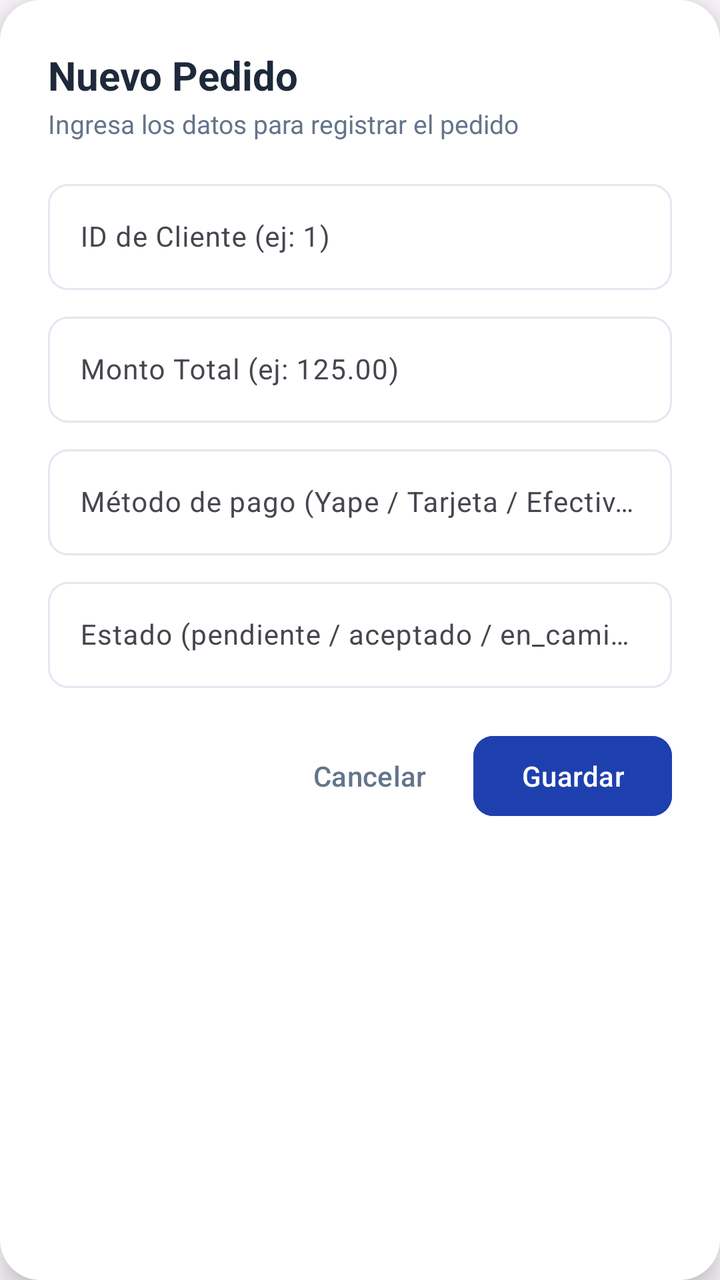
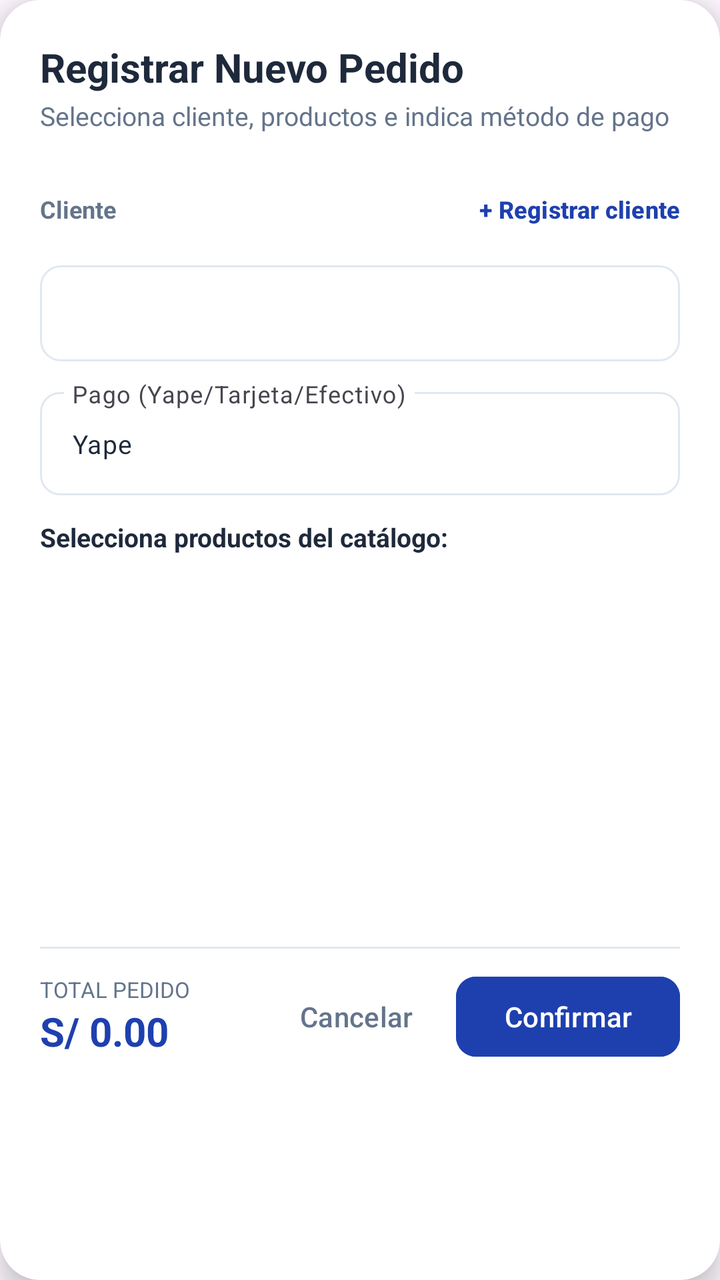

An Android layout rendered at two revisions. The XML below is the earlier revision; the diff shows what the commit changed to produce the second picture.
<!-- AndroidManifest.xml: application theme Theme.Adisanappandroid -->
<!-- res/layout/dialog_pedido.xml -->
<?xml version="1.0" encoding="utf-8"?>
<com.google.android.material.card.MaterialCardView xmlns:android="http://schemas.android.com/apk/res/android"
    xmlns:app="http://schemas.android.com/apk/res-auto"
    android:layout_width="match_parent"
    android:layout_height="wrap_content"
    app:cardBackgroundColor="@color/white"
    app:cardCornerRadius="20dp"
    app:cardElevation="8dp"
    app:strokeWidth="0dp">

    <LinearLayout
        android:layout_width="match_parent"
        android:layout_height="wrap_content"
        android:orientation="vertical"
        android:padding="24dp">

        <TextView
            android:id="@+id/tvDialogTitlePedido"
            android:layout_width="wrap_content"
            android:layout_height="wrap_content"
            android:text="Nuevo Pedido"
            android:textColor="@color/text_primary"
            android:textSize="20sp"
            android:textStyle="bold" />

        <TextView
            android:id="@+id/tvDialogSubtitlePedido"
            android:layout_width="wrap_content"
            android:layout_height="wrap_content"
            android:layout_marginTop="2dp"
            android:text="Ingresa los datos para registrar el pedido"
            android:textColor="@color/text_secondary"
            android:textSize="13sp" />

        
        <com.google.android.material.textfield.TextInputLayout
            android:id="@+id/tilCliente"
            style="@style/Widget.Material3.TextInputLayout.OutlinedBox"
            android:layout_width="match_parent"
            android:layout_height="wrap_content"
            android:layout_marginTop="16dp"
            app:boxCornerRadiusBottomEnd="10dp"
            app:boxCornerRadiusBottomStart="10dp"
            app:boxCornerRadiusTopEnd="10dp"
            app:boxCornerRadiusTopStart="10dp"
            app:boxStrokeColor="@color/input_stroke_color">

            <com.google.android.material.textfield.TextInputEditText
                android:id="@+id/etClienteId"
                android:layout_width="match_parent"
                android:layout_height="wrap_content"
                android:hint="ID de Cliente (ej: 1)"
                android:inputType="number"
                android:maxLines="1"
                android:textColor="@color/text_primary"
                android:textSize="14sp" />
        </com.google.android.material.textfield.TextInputLayout>

        
        <com.google.android.material.textfield.TextInputLayout
            android:id="@+id/tilTotal"
            style="@style/Widget.Material3.TextInputLayout.OutlinedBox"
            android:layout_width="match_parent"
            android:layout_height="wrap_content"
            android:layout_marginTop="8dp"
            app:boxCornerRadiusBottomEnd="10dp"
            app:boxCornerRadiusBottomStart="10dp"
            app:boxCornerRadiusTopEnd="10dp"
            app:boxCornerRadiusTopStart="10dp"
            app:boxStrokeColor="@color/input_stroke_color">

            <com.google.android.material.textfield.TextInputEditText
                android:id="@+id/etTotalPedido"
                android:layout_width="match_parent"
                android:layout_height="wrap_content"
                android:hint="Monto Total (ej: 125.00)"
                android:inputType="numberDecimal"
                android:maxLines="1"
                android:textColor="@color/text_primary"
                android:textSize="14sp" />
        </com.google.android.material.textfield.TextInputLayout>

        
        <com.google.android.material.textfield.TextInputLayout
            android:id="@+id/tilMetodoPago"
            style="@style/Widget.Material3.TextInputLayout.OutlinedBox"
            android:layout_width="match_parent"
            android:layout_height="wrap_content"
            android:layout_marginTop="8dp"
            app:boxCornerRadiusBottomEnd="10dp"
            app:boxCornerRadiusBottomStart="10dp"
            app:boxCornerRadiusTopEnd="10dp"
            app:boxCornerRadiusTopStart="10dp"
            app:boxStrokeColor="@color/input_stroke_color">

            <com.google.android.material.textfield.TextInputEditText
                android:id="@+id/etMetodoPago"
                android:layout_width="match_parent"
                android:layout_height="wrap_content"
                android:hint="Método de pago (Yape / Tarjeta / Efectivo)"
                android:inputType="text"
                android:maxLines="1"
                android:textColor="@color/text_primary"
                android:textSize="14sp" />
        </com.google.android.material.textfield.TextInputLayout>

        
        <com.google.android.material.textfield.TextInputLayout
            android:id="@+id/tilEstadoPedido"
            style="@style/Widget.Material3.TextInputLayout.OutlinedBox"
            android:layout_width="match_parent"
            android:layout_height="wrap_content"
            android:layout_marginTop="8dp"
            app:boxCornerRadiusBottomEnd="10dp"
            app:boxCornerRadiusBottomStart="10dp"
            app:boxCornerRadiusTopEnd="10dp"
            app:boxCornerRadiusTopStart="10dp"
            app:boxStrokeColor="@color/input_stroke_color">

            <com.google.android.material.textfield.TextInputEditText
                android:id="@+id/etEstadoPedido"
                android:layout_width="match_parent"
                android:layout_height="wrap_content"
                android:hint="Estado (pendiente / aceptado / en_camino / entregado)"
                android:inputType="text"
                android:maxLines="1"
                android:textColor="@color/text_primary"
                android:textSize="14sp" />
        </com.google.android.material.textfield.TextInputLayout>

        
        <LinearLayout
            android:layout_width="match_parent"
            android:layout_height="wrap_content"
            android:layout_marginTop="20dp"
            android:gravity="end"
            android:orientation="horizontal">

            <com.google.android.material.button.MaterialButton
                android:id="@+id/btnCancelarDialogPedido"
                style="@style/Widget.Material3.Button.TextButton"
                android:layout_width="wrap_content"
                android:layout_height="wrap_content"
                android:layout_marginEnd="8dp"
                android:text="Cancelar"
                android:textColor="@color/text_secondary" />

            <com.google.android.material.button.MaterialButton
                android:id="@+id/btnGuardarDialogPedido"
                android:layout_width="wrap_content"
                android:layout_height="wrap_content"
                android:backgroundTint="@color/blue_primary"
                android:text="Guardar"
                android:textColor="@color/white"
                app:cornerRadius="10dp" />

        </LinearLayout>

    </LinearLayout>

</com.google.android.material.card.MaterialCardView>
<!-- resources referenced by this layout -->
<resources>
  <color name="blue_primary">#1E40AF</color>
  <color name="text_primary">#1E293B</color>
  <color name="text_secondary">#64748B</color>
  <color name="white">#FFFFFFFF</color>
  <style name="Theme.Adisanappandroid" parent="Base.Theme.Adisanappandroid" />
  <style name="Base.Theme.Adisanappandroid" parent="Theme.Material3.DayNight.NoActionBar">
          
          
      </style>
</resources>

<!-- the commit's change to res/layout/dialog_pedido.xml (unified diff, before → after) -->
@@ -12,13 +12,13 @@
         android:layout_width="match_parent"
         android:layout_height="wrap_content"
         android:orientation="vertical"
-        android:padding="24dp">
+        android:padding="20dp">
 
         <TextView
             android:id="@+id/tvDialogTitlePedido"
             android:layout_width="wrap_content"
             android:layout_height="wrap_content"
-            android:text="Nuevo Pedido"
+            android:text="Registrar Nuevo Pedido"
             android:textColor="@color/text_primary"
             android:textSize="20sp"
             android:textStyle="bold" />
@@ -28,65 +28,61 @@
             android:layout_width="wrap_content"
             android:layout_height="wrap_content"
             android:layout_marginTop="2dp"
-            android:text="Ingresa los datos para registrar el pedido"
+            android:text="Selecciona cliente, productos e indica método de pago"
             android:textColor="@color/text_secondary"
             android:textSize="13sp" />
 
         
+        <LinearLayout
+            android:layout_width="match_parent"
+            android:layout_height="wrap_content"
+            android:layout_marginTop="14dp"
+            android:orientation="vertical">
+
+            <RelativeLayout
+                android:layout_width="match_parent"
+                android:layout_height="wrap_content"
+                android:layout_marginBottom="4dp">
+
+                <TextView
+                    android:layout_width="wrap_content"
+                    android:layout_height="wrap_content"
+                    android:layout_centerVertical="true"
+                    android:text="Cliente"
+                    android:textColor="@color/text_secondary"
+                    android:textSize="12sp"
+                    android:textStyle="bold" />
+
+                <com.google.android.material.button.MaterialButton
+                    android:id="@+id/btnAbrirModalNuevoCliente"
+                    style="@style/Widget.Material3.Button.TextButton"
+                    android:layout_width="wrap_content"
+                    android:layout_height="wrap_content"
+                    android:layout_alignParentEnd="true"
+                    android:paddingHorizontal="0dp"
+                    android:paddingVertical="0dp"
+                    android:text="+ Registrar cliente"
+                    android:textColor="@color/blue_primary"
+                    android:textSize="12sp"
+                    android:textStyle="bold" />
+            </RelativeLayout>
+
+            <Spinner
+                android:id="@+id/spinnerClientesPedido"
+                android:layout_width="match_parent"
+                android:layout_height="48dp"
+                android:background="@drawable/bg_spinner_outlined"
+                android:paddingHorizontal="12dp" />
+
+        </LinearLayout>
+
+        
         <com.google.android.material.textfield.TextInputLayout
-            android:id="@+id/tilCliente"
+            android:id="@+id/tilMetodoPagoPedido"
             style="@style/Widget.Material3.TextInputLayout.OutlinedBox"
             android:layout_width="match_parent"
             android:layout_height="wrap_content"
-            android:layout_marginTop="16dp"
-            app:boxCornerRadiusBottomEnd="10dp"
-            app:boxCornerRadiusBottomStart="10dp"
-            app:boxCornerRadiusTopEnd="10dp"
-            app:boxCornerRadiusTopStart="10dp"
-            app:boxStrokeColor="@color/input_stroke_color">
-
-            <com.google.android.material.textfield.TextInputEditText
-                android:id="@+id/etClienteId"
-                android:layout_width="match_parent"
-                android:layout_height="wrap_content"
-                android:hint="ID de Cliente (ej: 1)"
-                android:inputType="number"
-                android:maxLines="1"
-                android:textColor="@color/text_primary"
-                android:textSize="14sp" />
-        </com.google.android.material.textfield.TextInputLayout>
-
-        
-        <com.google.android.material.textfield.TextInputLayout
-            android:id="@+id/tilTotal"
-            style="@style/Widget.Material3.TextInputLayout.OutlinedBox"
-            android:layout_width="match_parent"
-            android:layout_height="wrap_content"
-            android:layout_marginTop="8dp"
-            app:boxCornerRadiusBottomEnd="10dp"
-            app:boxCornerRadiusBottomStart="10dp"
-            app:boxCornerRadiusTopEnd="10dp"
-            app:boxCornerRadiusTopStart="10dp"
-            app:boxStrokeColor="@color/input_stroke_color">
-
-            <com.google.android.material.textfield.TextInputEditText
-                android:id="@+id/etTotalPedido"
-                android:layout_width="match_parent"
-                android:layout_height="wrap_content"
-                android:hint="Monto Total (ej: 125.00)"
-                android:inputType="numberDecimal"
-                android:maxLines="1"
-                android:textColor="@color/text_primary"
-                android:textSize="14sp" />
-        </com.google.android.material.textfield.TextInputLayout>
-
-        
-        <com.google.android.material.textfield.TextInputLayout
-            android:id="@+id/tilMetodoPago"
-            style="@style/Widget.Material3.TextInputLayout.OutlinedBox"
-            android:layout_width="match_parent"
-            android:layout_height="wrap_content"
-            android:layout_marginTop="8dp"
+            android:layout_marginTop="10dp"
             app:boxCornerRadiusBottomEnd="10dp"
             app:boxCornerRadiusBottomStart="10dp"
             app:boxCornerRadiusTopEnd="10dp"
@@ -97,64 +93,105 @@
                 android:id="@+id/etMetodoPago"
                 android:layout_width="match_parent"
                 android:layout_height="wrap_content"
-                android:hint="Método de pago (Yape / Tarjeta / Efectivo)"
+                android:hint="Pago (Yape/Tarjeta/Efectivo)"
                 android:inputType="text"
                 android:maxLines="1"
+                android:text="Yape"
                 android:textColor="@color/text_primary"
-                android:textSize="14sp" />
+                android:textSize="13sp" />
         </com.google.android.material.textfield.TextInputLayout>
 
         
-        <com.google.android.material.textfield.TextInputLayout
-            android:id="@+id/tilEstadoPedido"
-            style="@style/Widget.Material3.TextInputLayout.OutlinedBox"
-            android:layout_width="match_parent"
+        <TextView
+            android:layout_width="wrap_content"
             android:layout_height="wrap_content"
-            android:layout_marginTop="8dp"
-            app:boxCornerRadiusBottomEnd="10dp"
-            app:boxCornerRadiusBottomStart="10dp"
-            app:boxCornerRadiusTopEnd="10dp"
-            app:boxCornerRadiusTopStart="10dp"
-            app:boxStrokeColor="@color/input_stroke_color">
-
-            <com.google.android.material.textfield.TextInputEditText
-                android:id="@+id/etEstadoPedido"
-                android:layout_width="match_parent"
-                android:layout_height="wrap_content"
-                android:hint="Estado (pendiente / aceptado / en_camino / entregado)"
-                android:inputType="text"
-                android:maxLines="1"
-                android:textColor="@color/text_primary"
-                android:textSize="14sp" />
-        </com.google.android.material.textfield.TextInputLayout>
+            android:layout_marginTop="12dp"
+            android:layout_marginBottom="6dp"
+            android:text="Selecciona productos del catálogo:"
+            android:textColor="@color/text_primary"
+            android:textSize="13sp"
+            android:textStyle="bold" />
 
         
-        <LinearLayout
+        <ProgressBar
+            android:id="@+id/pbLoadingProductosPedido"
+            android:layout_width="36dp"
+            android:layout_height="36dp"
+            android:layout_gravity="center_horizontal"
+            android:layout_marginVertical="16dp"
+            android:indeterminateTint="@color/blue_primary"
+            android:visibility="gone" />
+
+        
+        <androidx.recyclerview.widget.RecyclerView
+            android:id="@+id/rvSeleccionProductosPedido"
             android:layout_width="match_parent"
-            android:layout_height="wrap_content"
-            android:layout_marginTop="20dp"
-            android:gravity="end"
-            android:orientation="horizontal">
+            android:layout_height="180dp"
+            android:clipToPadding="false" />
 
-            <com.google.android.material.button.MaterialButton
-                android:id="@+id/btnCancelarDialogPedido"
-                style="@style/Widget.Material3.Button.TextButton"
+        <View
+            android:layout_width="match_parent"
+            android:layout_height="1dp"
+            android:layout_marginTop="10dp"
+            android:layout_marginBottom="10dp"
+            android:background="@color/border_color" />
+
+        
+        <RelativeLayout
+            android:layout_width="match_parent"
+            android:layout_height="wrap_content">
+
+            <LinearLayout
                 android:layout_width="wrap_content"
                 android:layout_height="wrap_content"
-                android:layout_marginEnd="8dp"
-                android:text="Cancelar"
-                android:textColor="@color/text_secondary" />
+                android:layout_centerVertical="true"
+                android:orientation="vertical">
 
-            <com.google.android.material.button.MaterialButton
-                android:id="@+id/btnGuardarDialogPedido"
+                <TextView
+                    android:layout_width="wrap_content"
+                    android:layout_height="wrap_content"
+                    android:text="TOTAL PEDIDO"
+                    android:textColor="@color/text_secondary"
+                    android:textSize="11sp" />
+
+                <TextView
+                    android:id="@+id/tvTotalPedidoCalculado"
+                    android:layout_width="wrap_content"
+                    android:layout_height="wrap_content"
+                    android:text="S/ 0.00"
+                    android:textColor="@color/blue_primary"
+                    android:textSize="20sp"
+                    android:textStyle="bold" />
+            </LinearLayout>
+
+            <LinearLayout
                 android:layout_width="wrap_content"
                 android:layout_height="wrap_content"
-                android:backgroundTint="@color/blue_primary"
-                android:text="Guardar"
-                android:textColor="@color/white"
-                app:cornerRadius="10dp" />
+                android:layout_alignParentEnd="true"
+                android:layout_centerVertical="true"
+                android:orientation="horizontal">
 
-        </LinearLayout>
+                <com.google.android.material.button.MaterialButton
+                    android:id="@+id/btnCancelarDialogPedido"
+                    style="@style/Widget.Material3.Button.TextButton"
+                    android:layout_width="wrap_content"
+                    android:layout_height="wrap_content"
+                    android:layout_marginEnd="6dp"
+                    android:text="Cancelar"
+                    android:textColor="@color/text_secondary" />
+
+                <com.google.android.material.button.MaterialButton
+                    android:id="@+id/btnGuardarDialogPedido"
+                    android:layout_width="wrap_content"
+                    android:layout_height="wrap_content"
+                    android:backgroundTint="@color/blue_primary"
+                    android:text="Confirmar"
+                    android:textColor="@color/white"
+                    app:cornerRadius="10dp" />
+
+            </LinearLayout>
+
+        </RelativeLayout>
 
     </LinearLayout>
 
<!-- resource entries referenced after the edit -->
@@ -1,9 +1,20 @@
 <!-- resources referenced by this layout -->
 <resources>
   <color name="blue_primary">#1E40AF</color>
+  <color name="border_color">#E2E8F0</color>
   <color name="text_primary">#1E293B</color>
   <color name="text_secondary">#64748B</color>
   <color name="white">#FFFFFFFF</color>
+  <!-- drawable bg_spinner_outlined (drawable) -->
+  <?xml version="1.0" encoding="utf-8"?>
+  <shape xmlns:android="http://schemas.android.com/apk/res/android"
+      android:shape="rectangle">
+      <solid android:color="@color/white" />
+      <stroke
+          android:width="1dp"
+          android:color="@color/border_color" />
+      <corners android:radius="10dp" />
+  </shape>
   <style name="Theme.Adisanappandroid" parent="Base.Theme.Adisanappandroid" />
   <style name="Base.Theme.Adisanappandroid" parent="Theme.Material3.DayNight.NoActionBar">
           
